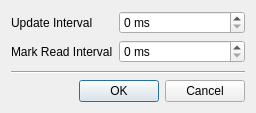
Before: the Qt Designer form preferences.ui in apaku/slimfeed, drawn with Qt 5.
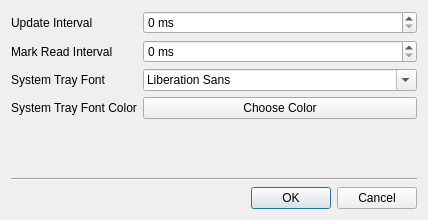
After: the same form once the commit is applied.

Commit message:
Support configuration of the systray color and font for the unread text
With this change a user can configure the font and font-color to be used
to draw the number of unread articles in the systray icon. That makes it
easy to adjust the texts look to the users liking and to possible
readability problems when contrast is too low or the font is otherwise
hard to read.

fixes #12

The edit to the form file:
```diff
--- a/preferences.ui
+++ b/preferences.ui
@@ -6,8 +6,8 @@
    <rect>
     <x>0</x>
     <y>0</y>
-    <width>256</width>
-    <height>113</height>
+    <width>428</width>
+    <height>220</height>
    </rect>
   </property>
   <property name="windowTitle">
@@ -80,6 +80,43 @@
        </property>
       </widget>
      </item>
+     <item row="2" column="0">
+      <widget class="QLabel" name="label_3">
+       <property name="text">
+        <string>System Tray Font</string>
+       </property>
+      </widget>
+     </item>
+     <item row="2" column="1">
+      <widget class="QFontComboBox" name="systrayFontCombo">
+       <property name="sizePolicy">
+        <sizepolicy hsizetype="MinimumExpanding" vsizetype="Fixed">
+         <horstretch>0</horstretch>
+         <verstretch>0</verstretch>
+        </sizepolicy>
+       </property>
+      </widget>
+     </item>
+     <item row="3" column="0">
+      <widget class="QLabel" name="label_4">
+       <property name="text">
+        <string>System Tray Font Color</string>
+       </property>
+      </widget>
+     </item>
+     <item row="3" column="1">
+      <widget class="QPushButton" name="systrayColorChooser">
+       <property name="sizePolicy">
+        <sizepolicy hsizetype="MinimumExpanding" vsizetype="Fixed">
+         <horstretch>0</horstretch>
+         <verstretch>0</verstretch>
+        </sizepolicy>
+       </property>
+       <property name="text">
+        <string>Choose Color</string>
+       </property>
+      </widget>
+     </item>
     </layout>
    </item>
    <item>
```
The commit also changes 2 other files.
